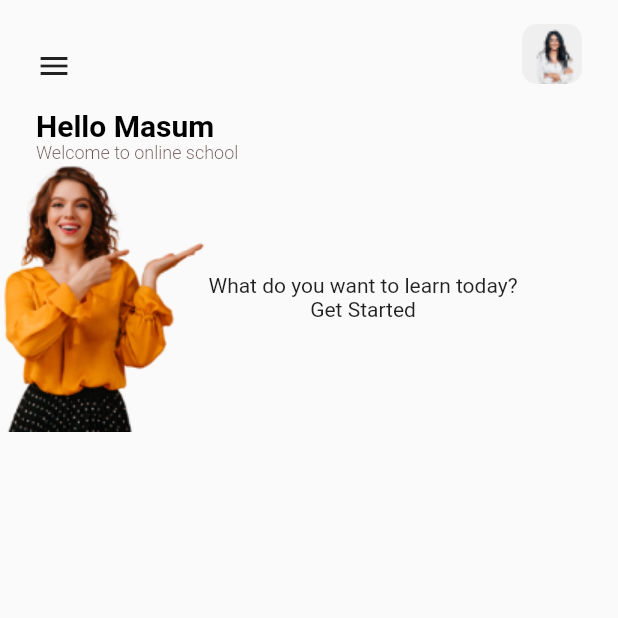
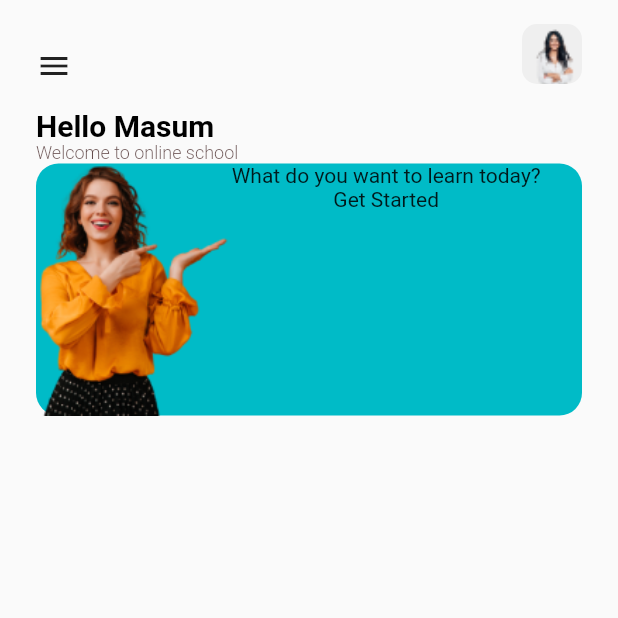
Before and after one commit to romofel/flutter-ui_practice-online_school, a Flutter app: the screen it shows after launch, on a phone screen of 412 x 824 dp, the top half of it. Run offline on Flutter 3.47's test engine with Material 2 defaults, Android fonts, the phone set to English and light mode, and no system bars; our stand-ins replace google_fonts.

Commit message:
Update size and padding for hero section
Remove explicit width from container to allow it to stretch across the
screen. Add horizontal padding to keep it aligned with the rest of the
page content.

```diff
--- a/lib/screens/home_screen.dart
+++ b/lib/screens/home_screen.dart
@@ -56,10 +56,17 @@ class HomeScreen extends StatelessWidget {
                 ],
               ),
             ),
-            Container(
+            Padding(
+              padding: const EdgeInsets.symmetric(horizontal: 24),
+              child: Container(
+                height: 168,
+                decoration: BoxDecoration(
+                  color: const Color(0xff00BBC7),
+                  borderRadius: BorderRadius.circular(15),
+                ),
                 child: Row(
                   children: [
-                  Image(
+                    const Image(
                       image: AssetImage('assets/images/hero_girl.png'),
                       fit: BoxFit.cover,
                     ),
@@ -74,6 +81,7 @@ class HomeScreen extends StatelessWidget {
                   ],
                 ),
               ),
+            ),
           ],
         ),
       ),
```
Lines whose indentation alone changed are shown as unchanged.
